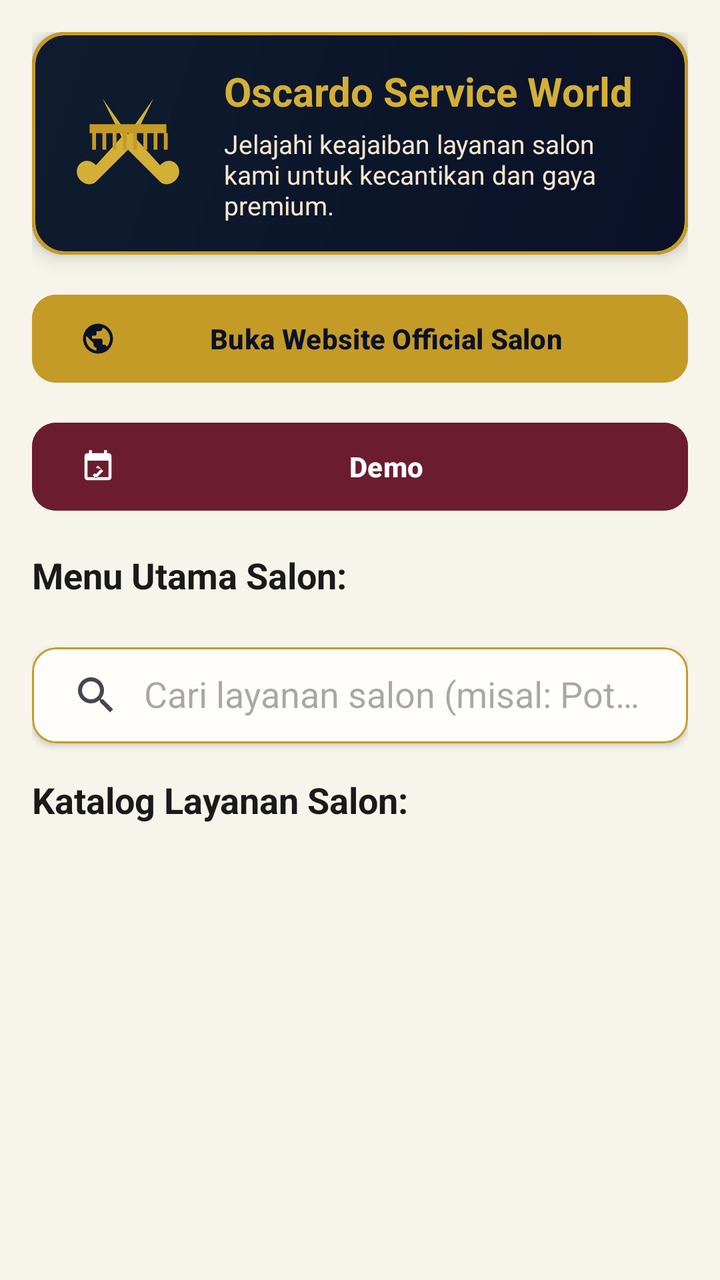
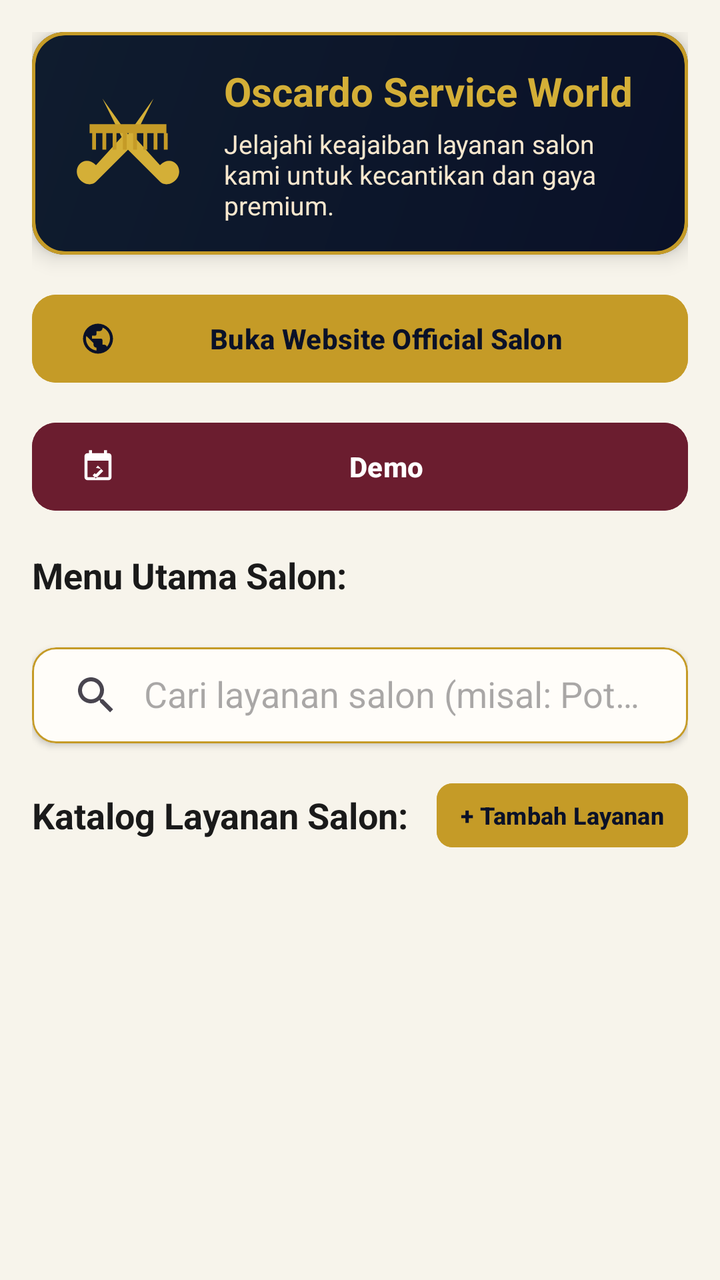

Before-and-after screenshots of an Android layout around one commit, followed by the original layout XML and the change that was made.
<!-- AndroidManifest.xml: application theme Theme.HIKChitato -->
<!-- res/layout/fragment_home.xml -->
<?xml version="1.0" encoding="utf-8"?>
<ScrollView xmlns:android="http://schemas.android.com/apk/res/android"
    xmlns:app="http://schemas.android.com/apk/res-auto"
    android:id="@+id/scroll_view_home"
    android:layout_width="match_parent"
    android:layout_height="match_parent"
    android:background="@color/oscardo_cream_bg"
    android:fillViewport="true"
    android:padding="16dp">

    <LinearLayout
        android:layout_width="match_parent"
        android:layout_height="wrap_content"
        android:orientation="vertical">

        
        <com.google.android.material.card.MaterialCardView
            android:layout_width="match_parent"
            android:layout_height="wrap_content"
            android:layout_marginBottom="16dp"
            app:cardBackgroundColor="@color/oscardo_navy_card"
            app:cardCornerRadius="16dp"
            app:cardElevation="6dp"
            app:strokeColor="@color/oscardo_gold_primary"
            app:strokeWidth="1.5dp">

            <LinearLayout
                android:layout_width="match_parent"
                android:layout_height="wrap_content"
                android:background="@drawable/bg_oscardo_banner"
                android:gravity="center_vertical"
                android:orientation="horizontal"
                android:padding="16dp">

                <ImageView
                    android:layout_width="64dp"
                    android:layout_height="64dp"
                    android:contentDescription="@string/app_name"
                    android:src="@drawable/ic_salon_scissors_comb" />

                <LinearLayout
                    android:layout_width="0dp"
                    android:layout_height="wrap_content"
                    android:layout_marginStart="16dp"
                    android:layout_weight="1"
                    android:orientation="vertical">

                    <TextView
                        android:layout_width="wrap_content"
                        android:layout_height="wrap_content"
                        android:text="Oscardo Service World"
                        android:textColor="@color/oscardo_gold_bright"
                        android:textSize="20sp"
                        android:textStyle="bold" />

                    <TextView
                        android:layout_width="wrap_content"
                        android:layout_height="wrap_content"
                        android:layout_marginTop="4dp"
                        android:text="Jelajahi keajaiban layanan salon kami untuk kecantikan dan gaya premium."
                        android:textColor="@color/oscardo_gold_light"
                        android:textSize="13sp" />

                </LinearLayout>
            </LinearLayout>
        </com.google.android.material.card.MaterialCardView>

        
        <com.google.android.material.button.MaterialButton
            android:id="@+id/btn_open_web"
            android:layout_width="match_parent"
            android:layout_height="52dp"
            android:layout_marginBottom="12dp"
            android:backgroundTint="@color/oscardo_gold_primary"
            android:text="Buka Website Official Salon"
            android:textColor="@color/oscardo_navy_dark"
            android:textStyle="bold"
            app:cornerRadius="12dp"
            app:icon="@drawable/ic_web"
            app:iconTint="@color/oscardo_navy_dark" />

        
        <com.google.android.material.button.MaterialButton
            android:id="@+id/btn_open_fourth"
            android:layout_width="match_parent"
            android:layout_height="52dp"
            android:layout_marginBottom="16dp"
            android:backgroundTint="#6B1D2F"
            android:text="Demo"
            android:textColor="@color/white"
            android:textStyle="bold"
            app:cornerRadius="12dp"
            app:icon="@drawable/ic_interactive"
            app:iconTint="@color/white" />

        
        <TextView
            android:layout_width="wrap_content"
            android:layout_height="wrap_content"
            android:layout_marginBottom="8dp"
            android:text="Menu Utama Salon:"
            android:textColor="@color/oscardo_text_dark"
            android:textSize="18sp"
            android:textStyle="bold" />

        <androidx.recyclerview.widget.RecyclerView
            android:id="@+id/rv_home_grid"
            android:layout_width="match_parent"
            android:layout_height="wrap_content"
            android:layout_marginBottom="16dp"
            android:nestedScrollingEnabled="false" />

        
        <com.google.android.material.card.MaterialCardView
            android:layout_width="match_parent"
            android:layout_height="wrap_content"
            android:layout_marginBottom="16dp"
            app:cardBackgroundColor="@color/oscardo_card_cream"
            app:cardCornerRadius="12dp"
            app:cardElevation="2dp"
            app:strokeColor="@color/oscardo_gold_primary"
            app:strokeWidth="1dp">

            <androidx.appcompat.widget.SearchView
                android:id="@+id/search_view_service"
                android:layout_width="match_parent"
                android:layout_height="wrap_content"
                app:iconifiedByDefault="false"
                app:queryHint="Cari layanan salon (misal: Potong, Hair)..." />
        </com.google.android.material.card.MaterialCardView>

        <TextView
            android:id="@+id/tv_catalog_header"
            android:layout_width="wrap_content"
            android:layout_height="wrap_content"
            android:layout_marginBottom="12dp"
            android:text="Katalog Layanan Salon:"
            android:textColor="@color/oscardo_text_dark"
            android:textSize="18sp"
            android:textStyle="bold" />

        
        <ListView
            android:id="@+id/list_view_services"
            android:layout_width="match_parent"
            android:layout_height="wrap_content"
            android:layout_marginBottom="16dp"
            android:divider="@null"
            android:dividerHeight="0dp"
            android:nestedScrollingEnabled="false" />

        
        <TextView
            android:id="@+id/tv_empty_search"
            android:layout_width="match_parent"
            android:layout_height="wrap_content"
            android:layout_marginTop="8dp"
            android:layout_marginBottom="16dp"
            android:gravity="center"
            android:text="Layanan salon yang Anda cari tidak ditemukan."
            android:textColor="@color/oscardo_text_secondary"
            android:textSize="14sp"
            android:visibility="gone" />

    </LinearLayout>
</ScrollView>
<!-- resources referenced by this layout -->
<resources>
  <color name="oscardo_card_cream">#FFFDF9</color>
  <color name="oscardo_cream_bg">#F7F4EB</color>
  <color name="oscardo_gold_bright">#D4AF37</color>
  <color name="oscardo_gold_light">#F7E7CE</color>
  <color name="oscardo_gold_primary">#C59B27</color>
  <color name="oscardo_navy_card">#071327</color>
  <color name="oscardo_navy_dark">#0A1128</color>
  <color name="oscardo_text_dark">#1A1A1A</color>
  <color name="oscardo_text_secondary">#666666</color>
  <color name="white">#FFFFFFFF</color>
  <!-- drawable bg_oscardo_banner (drawable) -->
  <?xml version="1.0" encoding="utf-8"?>
  <shape xmlns:android="http://schemas.android.com/apk/res/android"
      android:shape="rectangle">
      <gradient
          android:angle="135"
          android:endColor="@color/oscardo_navy_medium"
          android:startColor="@color/oscardo_navy_dark" />
      <corners android:radius="16dp" />
      <stroke
          android:width="1.5dp"
          android:color="@color/oscardo_gold_primary" />
  </shape>
  <!-- drawable ic_interactive (drawable) -->
  <vector xmlns:android="http://schemas.android.com/apk/res/android"
      android:width="24dp"
      android:height="24dp"
      android:viewportWidth="24"
      android:viewportHeight="24">
      <path
          android:fillColor="#D4AF37"
          android:pathData="M19,3H18V1H16V3H8V1H6V3H5C3.89,3 3,3.9 3,5V19A2,2 0 0,0 5,21H19A2,2 0 0,0 21,19V5C21,3.9 20.1,3 19,3M19,19H5V8H19V19M10.56,12.78L11.97,11.36L15.5,14.9L10.56,19.84L8.44,17.72L9.85,16.3L10.56,17.01L14.09,13.48L10.56,12.78Z" />
  </vector>
  <!-- drawable ic_web (drawable) -->
  <vector xmlns:android="http://schemas.android.com/apk/res/android"
      android:width="24dp"
      android:height="24dp"
      android:viewportWidth="24"
      android:viewportHeight="24">
      <path
          android:fillColor="#D4AF37"
          android:pathData="M12,2A10,10 0 0,0 2,12A10,10 0 0,0 12,22A10,10 0 0,0 22,12A10,10 0 0,0 12,2M11,19.93C7.05,19.44 4,16.08 4,12C4,11.38 4.08,10.78 4.21,10.21L9,15V16A2,2 0 0,0 11,18V19.93M17.9,17.39C17.64,16.58 16.9,16 16,16H15V13A1,1 0 0,0 14,12H8V10H10A1,1 0 0,0 11,9V7H13A2,2 0 0,0 15,5V4.59C17.93,5.77 20,8.64 20,12C20,14.08 19.2,15.97 17.9,17.39Z" />
  </vector>
  <string name="app_name">Salon Oscardo</string>
  <style name="Theme.HIKChitato" parent="Base.Theme.HIKChitato" />
  <color name="oscardo_navy_medium">#0F1C2E</color>
  <style name="Base.Theme.HIKChitato" parent="Theme.Material3.DayNight.NoActionBar">
          
          <item name="colorPrimary">@color/oscardo_navy_dark</item>
          <item name="colorOnPrimary">@color/oscardo_gold_bright</item>
          <item name="colorPrimaryContainer">@color/oscardo_navy_medium</item>
          <item name="colorOnPrimaryContainer">@color/oscardo_gold_light</item>
  
          
          <item name="colorSecondary">@color/oscardo_gold_bright</item>
          <item name="colorOnSecondary">@color/oscardo_navy_dark</item>
  
          
          <item name="android:windowBackground">@color/oscardo_cream_bg</item>
  
          
          <item name="toolbarStyle">@style/Widget.Oscardo.Toolbar</item>
      </style>
  <style name="Widget.Oscardo.Toolbar" parent="Widget.Material3.Toolbar">
          <item name="titleTextColor">@color/oscardo_gold_bright</item>
          <item name="subtitleTextColor">@color/oscardo_gold_light</item>
          <item name="background">@color/oscardo_navy_dark</item>
      </style>
  <!-- unchanged entries left out for length: 1 -->
</resources>

<!-- the commit's change to res/layout/fragment_home.xml (unified diff, before → after) -->
@@ -129,15 +129,35 @@
                 app:queryHint="Cari layanan salon (misal: Potong, Hair)..." />
         </com.google.android.material.card.MaterialCardView>
 
-        <TextView
-            android:id="@+id/tv_catalog_header"
-            android:layout_width="wrap_content"
+        <LinearLayout
+            android:layout_width="match_parent"
             android:layout_height="wrap_content"
-            android:layout_marginBottom="12dp"
-            android:text="Katalog Layanan Salon:"
-            android:textColor="@color/oscardo_text_dark"
-            android:textSize="18sp"
-            android:textStyle="bold" />
+            android:gravity="center_vertical"
+            android:orientation="horizontal"
+            android:layout_marginBottom="12dp">
+
+            <TextView
+                android:id="@+id/tv_catalog_header"
+                android:layout_width="0dp"
+                android:layout_height="wrap_content"
+                android:layout_weight="1"
+                android:text="Katalog Layanan Salon:"
+                android:textColor="@color/oscardo_text_dark"
+                android:textSize="18sp"
+                android:textStyle="bold" />
+
+            <com.google.android.material.button.MaterialButton
+                android:id="@+id/btn_add_service"
+                android:layout_width="wrap_content"
+                android:layout_height="40dp"
+                android:backgroundTint="@color/oscardo_gold_primary"
+                android:paddingHorizontal="12dp"
+                android:text="+ Tambah Layanan"
+                android:textColor="@color/oscardo_navy_dark"
+                android:textSize="12sp"
+                android:textStyle="bold"
+                app:cornerRadius="8dp" />
+        </LinearLayout>
 
         
         <ListView
